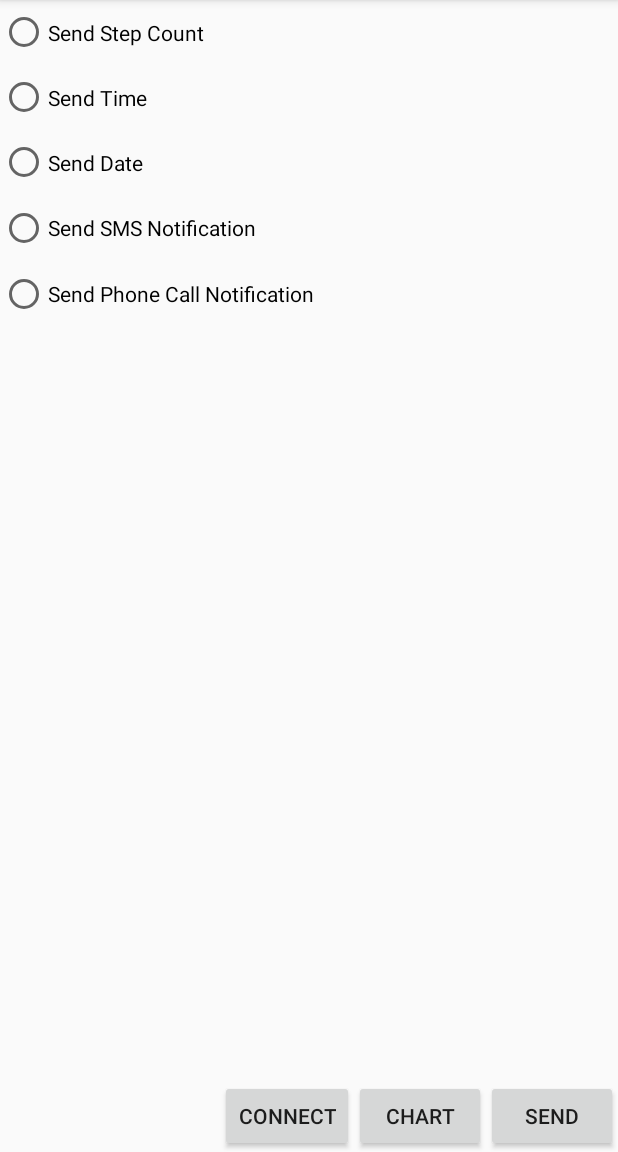
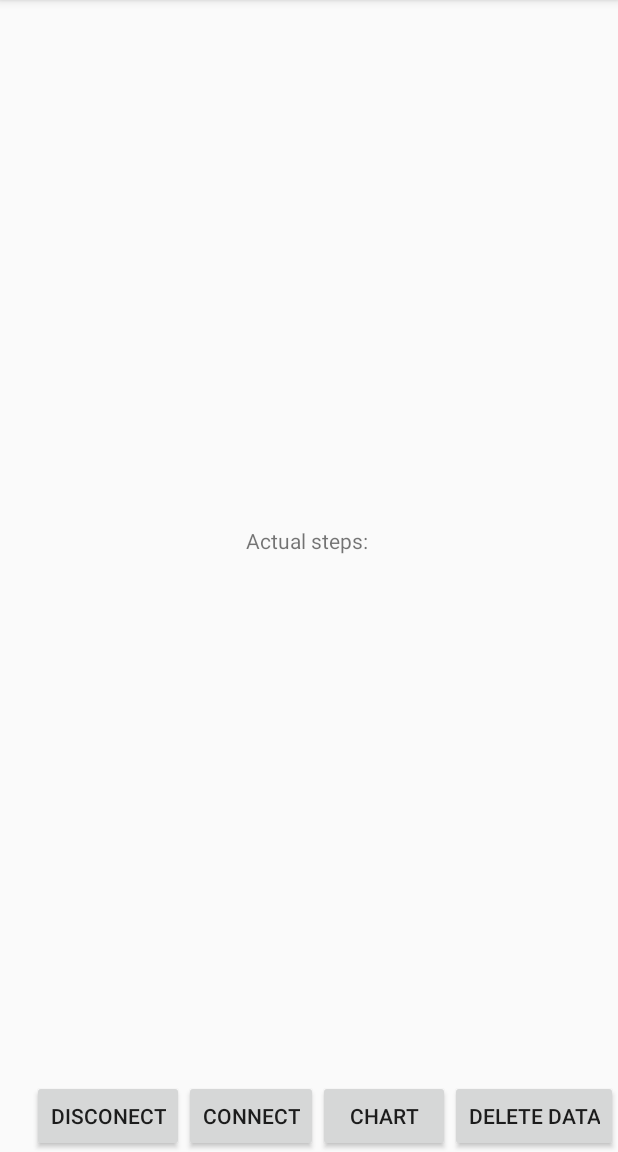
Before and after one commit to norbertFejer/SmartBand, an Android app: the screen it shows after launch (MainActivity), on a phone screen of 412 x 824 dp, the part 84-1236 px from its top. Run offline under Robolectric (Android 15) with nearby library versions, the phone set to English and light mode, and no system bars.

Commit message:
Fourth commit

```diff
--- a/app/src/main/java/com/example/elekesattila/smartband/MainActivity.java
+++ b/app/src/main/java/com/example/elekesattila/smartband/MainActivity.java
@@ -7,24 +7,30 @@ import android.util.Log;
 import android.view.View;
 import android.widget.Button;
 import android.widget.RadioButton;
+import android.widget.TextView;
 import android.widget.Toast;
 
 import java.io.IOException;
+import java.util.concurrent.TimeUnit;
 
 public class MainActivity extends AppCompatActivity {
     private static final String TAG = "SmartBandMainActivity";
-    private Button sendButton, chartButton, connectButton;
-    private SenderClass senderClass = new SenderClass();
     private static MessageHandler handler = new MessageHandler();
+    private static int stepCount;
+    private Button deleteButton, chartButton, connectButton, disconnectButton;
+    private static TextView stepCountView;
+    private static SenderClass senderClass = new SenderClass();
     private BluetoothReceiverThread btrThread;
 
     protected void onCreate(Bundle savedInstanceState){
         super.onCreate(savedInstanceState);
         setContentView(R.layout.activity_main);
 
-        sendButton = (Button) findViewById(R.id.SendButton);
+        deleteButton = (Button) findViewById(R.id.DeleteButton);
         chartButton = (Button) findViewById(R.id.ChartButton);
         connectButton = (Button) findViewById(R.id.ConnectButton);
+        stepCountView = (TextView) findViewById(R.id.StepCountView);
+        disconnectButton = (Button) findViewById(R.id.DisconnectButton);
 
         NotificationListener.setBindListener(new NotificationBinder() {
             @Override
@@ -52,8 +58,13 @@ public class MainActivity extends AppCompatActivity {
                             Toast.makeText(MainActivity.this, "Connected.", Toast.LENGTH_SHORT).show();
                             btrThread = new BluetoothReceiverThread(senderClass.getBluetoothSocket(), handler);
                             btrThread.start();
-                            //senderClass.sendTime();
-                            //senderClass.sendDate();
+                            senderClass.sendTime();
+                            try {
+                                TimeUnit.SECONDS.sleep(1);
+                            } catch (InterruptedException e) {
+                                Log.d(TAG, "Delay interrupted.");
+                            }
+                            senderClass.sendDate();
                         }
                         else{
                             Log.d(TAG, "Connection failed.");
@@ -64,29 +75,9 @@ public class MainActivity extends AppCompatActivity {
             }
         });
 
-        sendButton.setOnClickListener(new View.OnClickListener(){
+        deleteButton.setOnClickListener(new View.OnClickListener(){
             public void onClick(View V){
-                RadioButton stepCountRB = (RadioButton) findViewById(R.id.stepCount);
-                RadioButton timeRB = (RadioButton) findViewById(R.id.time);
-                RadioButton dateRB = (RadioButton) findViewById(R.id.date);
-                RadioButton smsRB = (RadioButton) findViewById(R.id.sms);
-                RadioButton callRB = (RadioButton) findViewById(R.id.call);
-
-                if (stepCountRB.isChecked()){
-                    senderClass.sendStepCount(150);
-                }
-                if (timeRB.isChecked()){
-                    senderClass.sendTime();
-                }
-                if (dateRB.isChecked()){
-                    senderClass.sendDate();
-                }
-                if (smsRB.isChecked()){
-                    senderClass.sendMessageNotification("Norbert");
-                }
-                if (callRB.isChecked()){
-                    senderClass.sendIncomingPhoneCallNotification("Norbert");
-                }
+                new StepChartData().deleteFile();
             }
         });
 
@@ -96,6 +87,12 @@ public class MainActivity extends AppCompatActivity {
                 Intent intent = new Intent(MainActivity.this, LineChartActivity.class);
                 Log.d (TAG, "Starting LineChartActivity.");
                 startActivity(intent);
+            }
+        });
+
+        disconnectButton.setOnClickListener(new View.OnClickListener(){
+            public void onClick(View V){
+               disconnect();
             }
         });
 
@@ -123,7 +120,7 @@ public class MainActivity extends AppCompatActivity {
         });
     }
 
-    /*private void disconnect(){
+    private void disconnect(){
         if (senderClass.getBluetoothSocket()!=null){
             try{
                 senderClass.getBluetoothSocket().close();
@@ -136,5 +133,20 @@ public class MainActivity extends AppCompatActivity {
         else{
             Log.d(TAG, "Cannot disconnect, device is not connected.");
         }
-    }*/
+    }
+
+    public static int getStepCount() {
+        return stepCount;
+    }
+
+    public static void setStepCount(int stepCount) {
+        if (MainActivity.stepCount < stepCount){
+            MainActivity.stepCount += stepCount;
+            senderClass.sendStepCount(MainActivity.stepCount);
+        }
+        else{
+            MainActivity.stepCount = stepCount;
+        }
+        stepCountView.setText("Actual steps: " + MainActivity.stepCount);
+    }
 }
--- a/app/src/main/java/com/example/elekesattila/smartband/MessageHandler.java
+++ b/app/src/main/java/com/example/elekesattila/smartband/MessageHandler.java
@@ -18,6 +18,7 @@ public class MessageHandler extends Handler {
                 if (endOfLineIndex > 0) {
                     stringBuilder.delete(0, stringBuilder.length());
                 }
+                MainActivity.setStepCount(Integer.parseInt(stringBuilder.toString()));
                 Log.d(TAG, "...String:"+ stringBuilder.toString() +  "Byte:" + msg.arg1 + "...");
                 break;
         }
--- a/app/src/main/res/layout/activity_main.xml
+++ b/app/src/main/res/layout/activity_main.xml
@@ -7,12 +7,12 @@
     tools:context=".MainActivity">
 
     <Button
-        android:id="@+id/SendButton"
+        android:id="@+id/DeleteButton"
         android:layout_width="wrap_content"
         android:layout_height="wrap_content"
+        android:text="Delete data"
+        app:layout_constraintBottom_toBottomOf="parent"
         app:layout_constraintRight_toRightOf="parent"
-        app:layout_constraintBottom_toBottomOf="parent"
-        android:text="Send"
         tools:layout_editor_absoluteX="280dp"
         tools:layout_editor_absoluteY="447dp" />
 
@@ -20,9 +20,9 @@
         android:id="@+id/ChartButton"
         android:layout_width="wrap_content"
         android:layout_height="wrap_content"
-        app:layout_constraintRight_toLeftOf="@id/SendButton"
+        android:text="Chart"
         app:layout_constraintBottom_toBottomOf="parent"
-        android:text="Chart"
+        app:layout_constraintRight_toLeftOf="@id/DeleteButton"
         tools:layout_editor_absoluteX="16dp"
         tools:layout_editor_absoluteY="447dp" />
 
@@ -30,51 +30,33 @@
         android:id="@+id/ConnectButton"
         android:layout_width="wrap_content"
         android:layout_height="wrap_content"
+        android:text="Connect"
+        app:layout_constraintBottom_toBottomOf="parent"
         app:layout_constraintRight_toLeftOf="@id/ChartButton"
-        app:layout_constraintBottom_toBottomOf="parent"
-        android:text="Connect"
         tools:layout_editor_absoluteX="16dp"
         tools:layout_editor_absoluteY="447dp" />
 
-    <RadioGroup
-        android:layout_width="213dp"
-        android:layout_height="218dp"
+    <Button
+        android:id="@+id/DisconnectButton"
+        android:layout_width="wrap_content"
+        android:layout_height="wrap_content"
+        android:text="Disconect"
+        app:layout_constraintBottom_toBottomOf="parent"
+        app:layout_constraintRight_toLeftOf="@id/ConnectButton"
+        tools:layout_editor_absoluteX="16dp"
+        tools:layout_editor_absoluteY="447dp" />
+
+    <TextView
+        android:id="@+id/StepCountView"
+        android:layout_width="wrap_content"
+        android:layout_height="wrap_content"
+        android:text="Actual steps: "
+        app:layout_constraintBottom_toTopOf="@+id/ChartButton"
+        app:layout_constraintEnd_toEndOf="parent"
+        app:layout_constraintHorizontal_bias="0.5"
         app:layout_constraintStart_toStartOf="parent"
-        tools:layout_editor_absoluteY="16dp">
+        app:layout_constraintTop_toTopOf="parent"
+        app:layout_constraintVertical_bias="0.5" />
 
-        <RadioButton
-            android:id="@+id/stepCount"
-            android:layout_width="wrap_content"
-            android:layout_height="wrap_content"
-            android:layout_weight="1"
-            android:text="Send Step Count" />
 
-        <RadioButton
-            android:id="@+id/time"
-            android:layout_width="wrap_content"
-            android:layout_height="wrap_content"
-            android:layout_weight="1"
-            android:text="Send Time" />
-
-        <RadioButton
-            android:id="@+id/date"
-            android:layout_width="wrap_content"
-            android:layout_height="wrap_content"
-            android:layout_weight="1"
-            android:text="Send Date" />
-
-        <RadioButton
-            android:id="@+id/sms"
-            android:layout_width="wrap_content"
-            android:layout_height="wrap_content"
-            android:layout_weight="1"
-            android:text="Send SMS Notification" />
-
-        <RadioButton
-            android:id="@+id/call"
-            android:layout_width="wrap_content"
-            android:layout_height="wrap_content"
-            android:layout_weight="1"
-            android:text="Send Phone Call Notification" />
-    </RadioGroup>
 </android.support.constraint.ConstraintLayout>
```
Also changed, not shown: app/src/main/AndroidManifest.xml (+9 -6 lines), app/src/main/java/com/example/elekesattila/smartband/LineChartActivity.java (+7 -5 lines), app/src/main/java/com/example/elekesattila/smartband/NotificationListener.java (+5 -2 lines), app/src/main/java/com/example/elekesattila/smartband/SenderClass.java (+24 -10 lines), app/src/main/java/com/example/elekesattila/smartband/StepChartData.java (+43 -12 lines).
